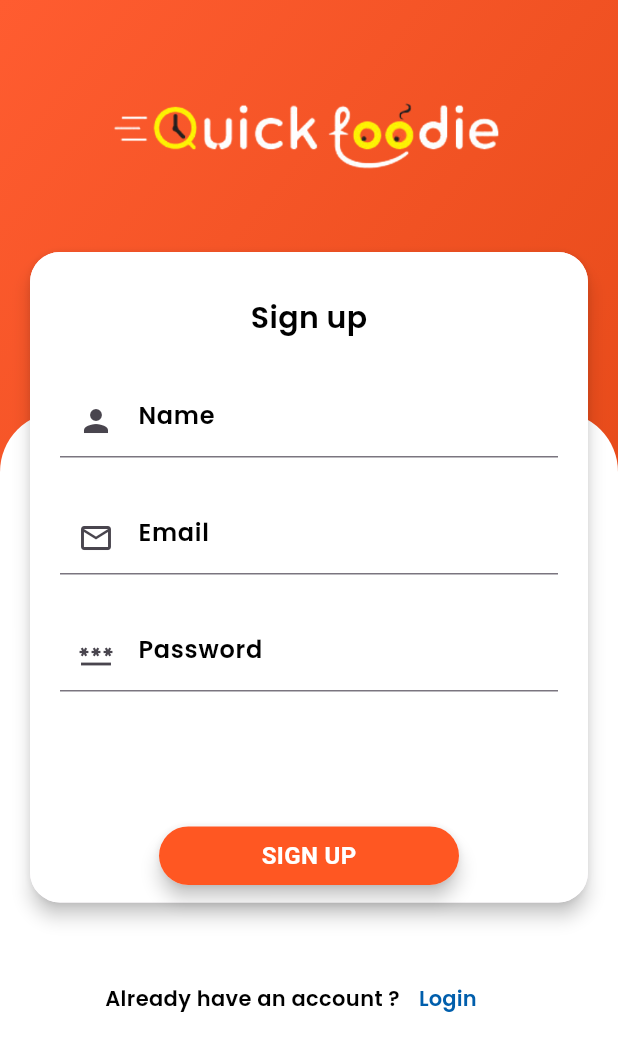
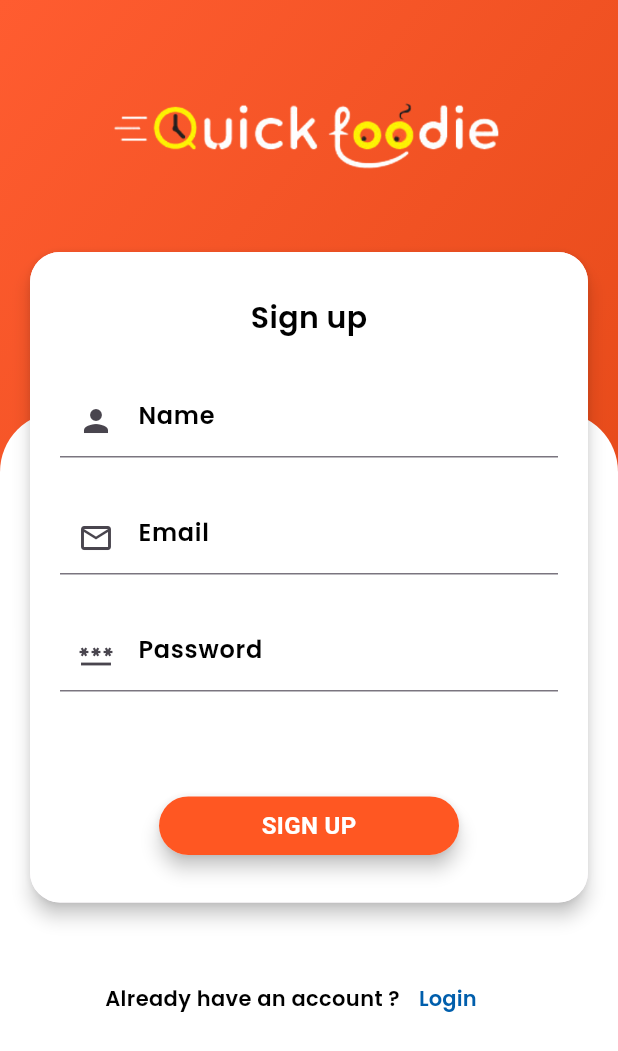
Before and after one commit to kanhaiya3152/QuickFoodie, a Flutter app: the LoginScreen screen opened directly, after a tap on "LOGIN", after a tap on "Sign up", on a phone screen of 412 x 824 dp. Shown: the top 1051 px of the screen. Run offline on Flutter 3.47's test engine with Material 3 defaults, Android fonts, the phone set to English and light mode, and no system bars; our stand-ins replace cloud_firestore, curved_navigation_bar, firebase_auth, firebase_core, fluttertoast; missing offline and left inert: razorpay_flutter; accounts and stored records are empty; network calls fail; Roboto replaces fonts that are missing (Poppins1).

Commit message:
add changes

```diff
--- a/lib/main.dart
+++ b/lib/main.dart
@@ -5,6 +5,7 @@ import 'package:food_delivery_app/screen/onbord.dart';
 // import 'package:food_delivery_app/screen/signup_screen.dart';
 // import 'package:food_delivery_app/widget/bottom_navigation.dart';
 import 'package:firebase_core/firebase_core.dart';
+import 'package:food_delivery_app/widget/bottom_navigation.dart';
 import 'firebase_options.dart';
 
 void main() async {
@@ -28,7 +29,7 @@ class MyApp extends StatelessWidget {
         colorScheme: ColorScheme.fromSeed(seedColor: Colors.deepPurple),
         useMaterial3: true,
       ),
-      home: const Onboard(),
+      home: const BottomNavigation(),
     );
   }
 }
--- a/lib/screen/login_screen.dart
+++ b/lib/screen/login_screen.dart
@@ -13,7 +13,7 @@ class LoginScreen extends StatefulWidget {
 
 class _LoginScreenState extends State<LoginScreen> {
   String password = "", email = "";
-  bool _isLoading = false;
+  // bool _isLoading = false;
 
   final TextEditingController _passwordController = TextEditingController();
   final TextEditingController _emailController = TextEditingController();
@@ -47,13 +47,13 @@ class _LoginScreenState extends State<LoginScreen> {
           MaterialPageRoute(builder: (ctx) => const BottomNavigation()));
     } on FirebaseAuthException catch (e) {
       if (e.code == 'user-not-found') {
-        print(ScaffoldMessenger.of(context).showSnackBar(const SnackBar(
+        ScaffoldMessenger.of(context).showSnackBar(const SnackBar(
             backgroundColor: Colors.orangeAccent,
-            content: Text('No user found!'))));
+            content: Text('No user found!')));
       } else if (e.code == 'wrong-password') {
-        print(ScaffoldMessenger.of(context).showSnackBar(const SnackBar(
+        ScaffoldMessenger.of(context).showSnackBar(const SnackBar(
             backgroundColor: Colors.orangeAccent,
-            content: Text('Password incorrect'))));
+            content: Text('Password incorrect')));
       }
     }
   }
@@ -78,7 +78,7 @@ class _LoginScreenState extends State<LoginScreen> {
                 margin: EdgeInsets.only(
                     top: MediaQuery.of(context).size.height / 3),
                 width: MediaQuery.of(context).size.width,
-                height: MediaQuery.of(context).size.height,
+                height: MediaQuery.of(context).size.height/1.45,
                 decoration: const BoxDecoration(
                   color: Color.fromARGB(255, 255, 255, 255),
                   borderRadius: BorderRadius.only(
--- a/lib/screen/signup_screen.dart
+++ b/lib/screen/signup_screen.dart
@@ -87,7 +87,7 @@ class _SignupScreenState extends State<SignupScreen> {
                 margin:
                     EdgeInsets.only(top: MediaQuery.of(context).size.height / 3),
                 width: MediaQuery.of(context).size.width,
-                height: MediaQuery.of(context).size.height ,
+                height: MediaQuery.of(context).size.height/1.45 ,
                 decoration: const BoxDecoration(
                   color: Color.fromARGB(255, 255, 255, 255),
                   borderRadius: BorderRadius.only(
@@ -199,7 +199,7 @@ class _SignupScreenState extends State<SignupScreen> {
                                 ),
                               ),
                               const SizedBox(
-                                height: 90,
+                                height: 70,
                               ),
                               GestureDetector(
                                 onTap: () async {
```
